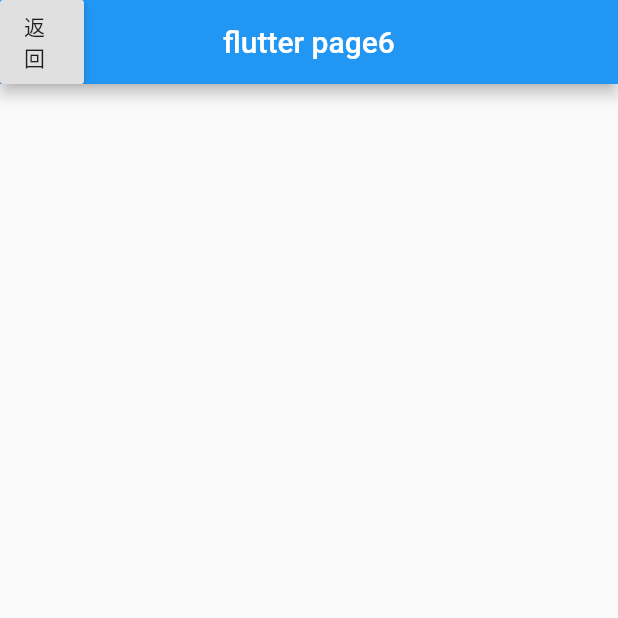
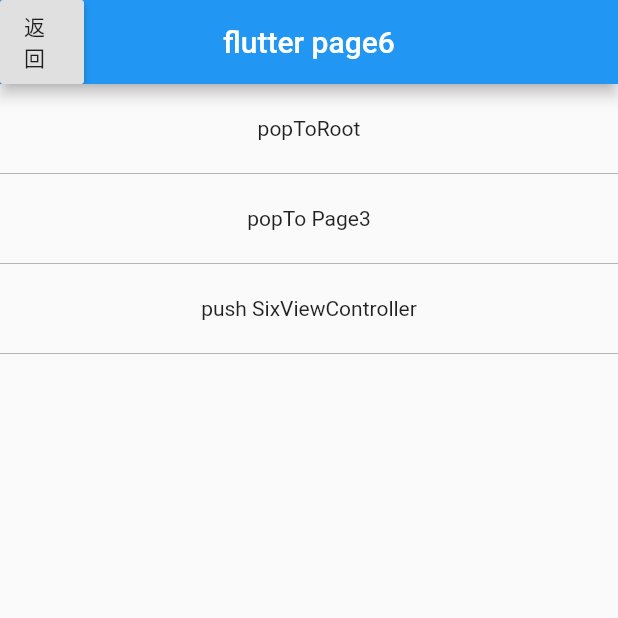
Before and after one commit to tal-tech/d_stack, a Flutter app: the Page6 screen opened directly, on a phone screen of 412 x 824 dp, the top half of it. Run offline on Flutter 3.47's test engine with Material 2 defaults, Android fonts, the phone set to English and light mode, and no system bars; missing offline and left inert: d_stack; statements that could not run were skipped.

Commit message:
调试native popTo到flutter

```diff
--- a/example/lib/page_widgets.dart
+++ b/example/lib/page_widgets.dart
@@ -128,6 +128,7 @@ class Page5 extends StatelessWidget {
           },
         ),
       ),
+      body: _caseWidget(TestCase.page5Cases),
     );
   }
 }
@@ -145,6 +146,7 @@ class Page6 extends StatelessWidget {
           },
         ),
       ),
+      body: _caseWidget(TestCase.page6Cases),
     );
   }
 }
--- a/example/lib/test_case.dart
+++ b/example/lib/test_case.dart
@@ -260,4 +260,43 @@ class TestCase {
       }
     },
   ];
+
+  /// page5页面用例
+  static List<Map> page5Cases = [
+    {
+      "text": "popTo HomeViewController",
+      "clicked": () {
+        DStack.popTo("HomeViewController", PageType.native);
+      }
+    },
+    {
+      "text": "popToRoot",
+      "clicked": () {
+        DStack.popToRoot();
+      }
+    },
+  ];
+
+  /// page6页面用例
+  static List<Map> page6Cases = [
+    {
+      "text": "popToRoot",
+      "clicked": () {
+        DStack.popToRoot();
+      }
+    },
+    {
+      "text": "popTo Page3",
+      "clicked": () {
+        DStack.popTo("page3", PageType.flutter);
+      }
+    },
+    {
+      "text": "push SixViewController",
+      "clicked": () {
+        DStack.push("SixViewController", PageType.native,
+            params: {"data": "flutter 传递给native的参数"});
+      }
+    },
+  ];
 }
```
Also changed, not shown: 9 other files.
